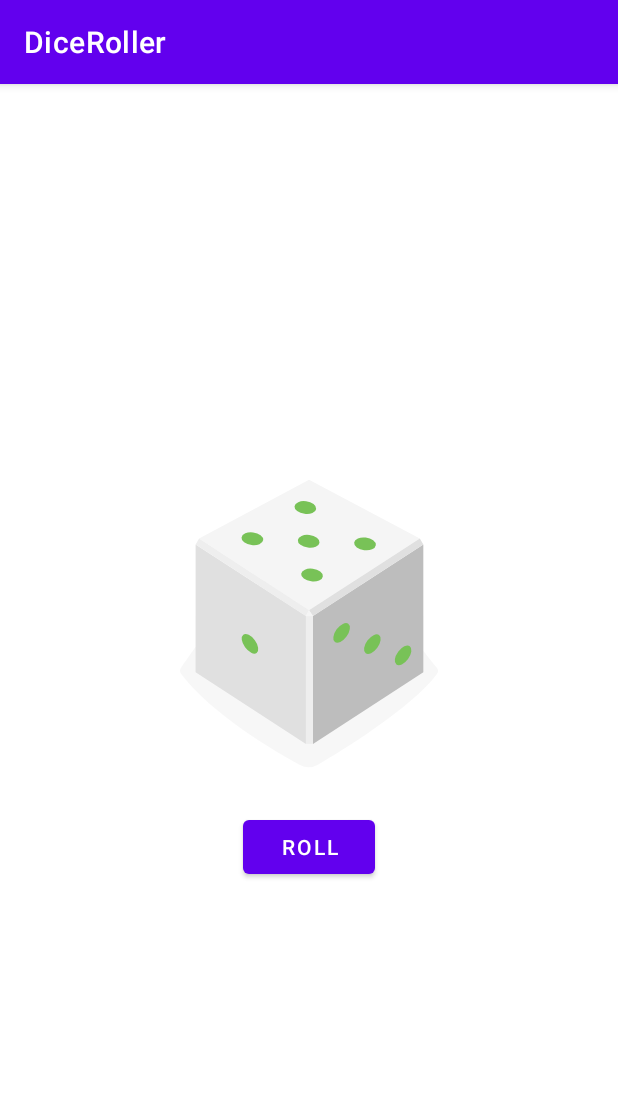
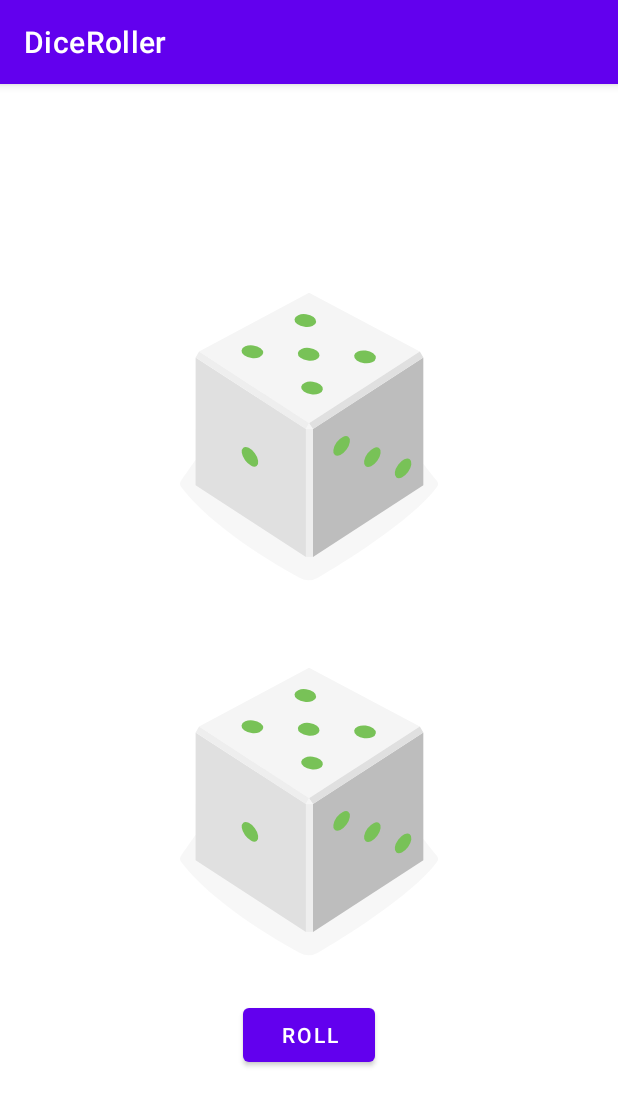
Before and after one commit to lucas-mezencio/android-studies, an Android app: the screen it shows after launch (MainActivity), after a tap on "ROLL", on a phone screen of 412 x 824 dp. Shown: the top 1106 px of the screen. Run offline under Robolectric (Android 15) with nearby library versions, the phone set to English and light mode, and no system bars.

Commit message:
challenge: two dices

```diff
--- a/app/build.gradle
+++ b/app/build.gradle
@@ -13,7 +13,7 @@ android {
         versionCode 1
         versionName "1.0"
 
-        vectorDrawables.useSupportLibrary true
+        vectorDrawables.useSupportLibrary = true
 
         testInstrumentationRunner "androidx.test.runner.AndroidJUnitRunner"
     }
--- a/app/src/main/AndroidManifest.xml
+++ b/app/src/main/AndroidManifest.xml
@@ -9,6 +9,7 @@
         android:roundIcon="@mipmap/ic_launcher_round"
         android:supportsRtl="true"
         android:theme="@style/Theme.DiceRoller">
+
         <activity
             android:name=".MainActivity"
             android:exported="true">
--- a/app/src/main/java/com/codelab/mezencio/diceroller/MainActivity.kt
+++ b/app/src/main/java/com/codelab/mezencio/diceroller/MainActivity.kt
@@ -8,19 +8,26 @@ import androidx.appcompat.app.AppCompatActivity
 class MainActivity : AppCompatActivity() {
 
     private lateinit var diceImage: ImageView
+    private lateinit var diceImage2: ImageView
 
     override fun onCreate(savedInstanceState: Bundle?) {
         super.onCreate(savedInstanceState)
         setContentView(R.layout.activity_main)
 
         diceImage = findViewById(R.id.iv_dice_image)
+        diceImage2 = findViewById(R.id.iv_dice_image2)
 
         val rollButton: Button = findViewById(R.id.btn_roll)
         rollButton.setOnClickListener { rollDice() }
     }
 
     private fun rollDice() {
-        val drawableResource = when ((1..6).random()) {
+        diceImage.setImageResource(getRandomDiceImage())
+        diceImage2.setImageResource(getRandomDiceImage())
+    }
+
+    private fun getRandomDiceImage(): Int {
+        return when ((1..6).random()) {
             1 -> R.drawable.dice_1
             2 -> R.drawable.dice_2
             3 -> R.drawable.dice_3
@@ -28,6 +35,5 @@ class MainActivity : AppCompatActivity() {
             5 -> R.drawable.dice_5
             else -> R.drawable.dice_6
         }
-        diceImage.setImageResource(drawableResource)
     }
 }
--- a/app/src/main/res/layout/activity_main.xml
+++ b/app/src/main/res/layout/activity_main.xml
@@ -11,6 +11,15 @@
 
     <ImageView
         android:id="@+id/iv_dice_image"
+        android:layout_width="wrap_content"
+        android:layout_height="wrap_content"
+        android:layout_gravity="center_horizontal"
+        app:srcCompat="@drawable/empty_dice"
+        tools:src="@drawable/dice_1"
+        android:contentDescription="@string/iv_dice_image_desc" />
+
+    <ImageView
+        android:id="@+id/iv_dice_image2"
         android:layout_width="wrap_content"
         android:layout_height="wrap_content"
         android:layout_gravity="center_horizontal"
```
